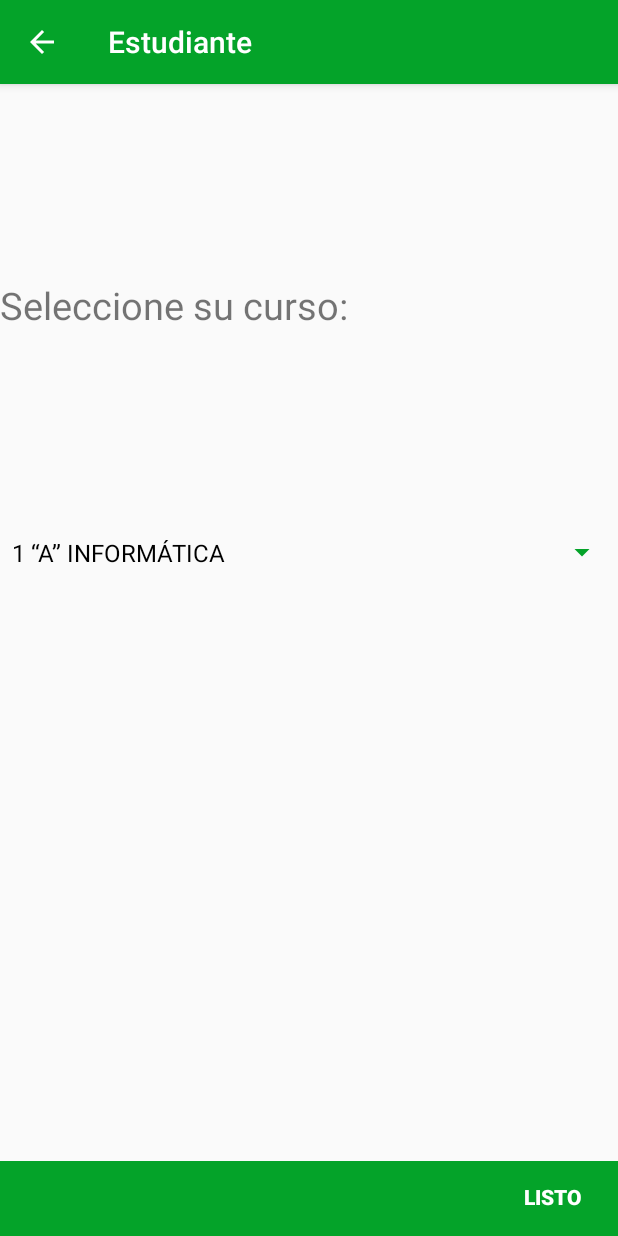
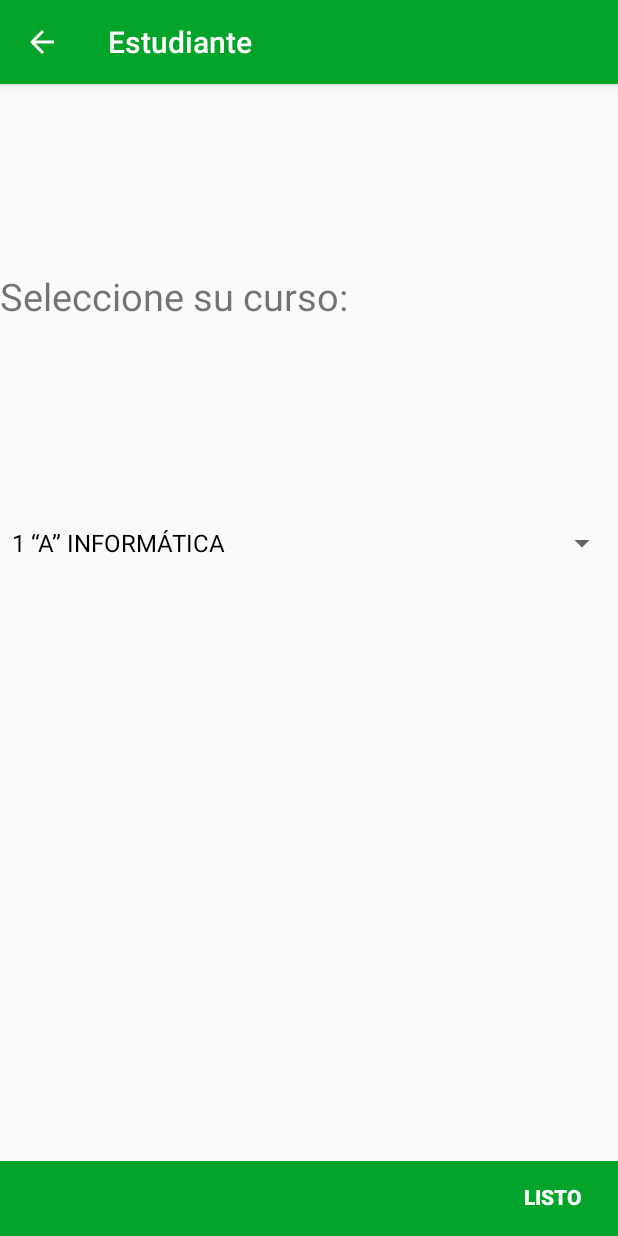
Before and after one commit to brandonmacay/ColegioJambeli, an Android app: the SeleccionCursoActivity screen opened directly, with no data from a screen before it, on a phone screen of 412 x 824 dp. Run offline under Robolectric (Android 15) with nearby library versions, the light colour scheme and no system bars; our stand-ins replace Volley.

Commit message:
course spinner implemented

```diff
--- a/app/src/main/res/layout/activity_docente.xml
+++ b/app/src/main/res/layout/activity_docente.xml
@@ -18,6 +18,7 @@
         />
     <com.google.android.material.textfield.TextInputLayout
         android:layout_margin="10dp"
+        android:background="#F4F4F4"
         android:layout_width="match_parent"
         android:layout_height="wrap_content">
 
@@ -31,6 +32,7 @@
 
     <com.google.android.material.textfield.TextInputLayout
         android:layout_margin="10dp"
+        android:background="#F4F4F4"
         android:layout_width="match_parent"
         android:layout_height="wrap_content">
 
--- a/app/src/main/res/layout/activity_estudiante.xml
+++ b/app/src/main/res/layout/activity_estudiante.xml
@@ -28,9 +28,8 @@
     <Spinner
         android:id="@+id/spinner"
         android:layout_width="wrap_content"
-        android:layout_height="35dp"
+        android:layout_height="wrap_content"
         android:layout_marginBottom="388dp"
-        android:backgroundTint="@color/verde"
         app:layout_constraintBottom_toTopOf="@+id/linearLayout"
         app:layout_constraintEnd_toEndOf="parent"
         app:layout_constraintStart_toStartOf="parent" />
```
